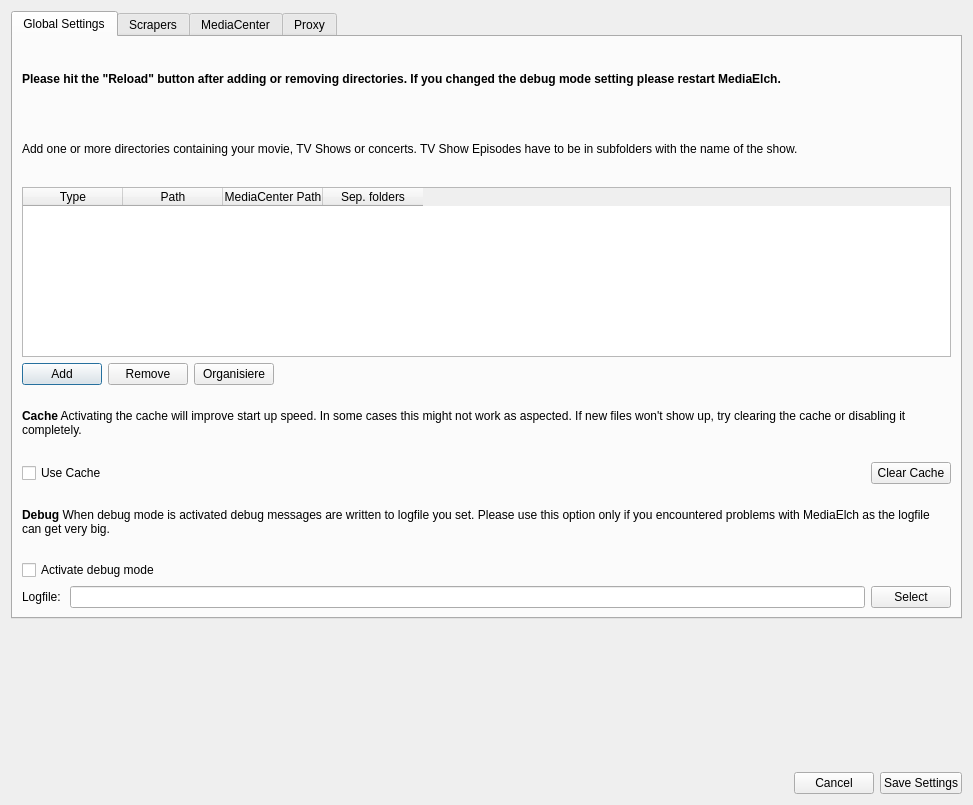
Above: settings/SettingsWidget.ui from Komet/MediaElch before the change. Below: the same form after it.
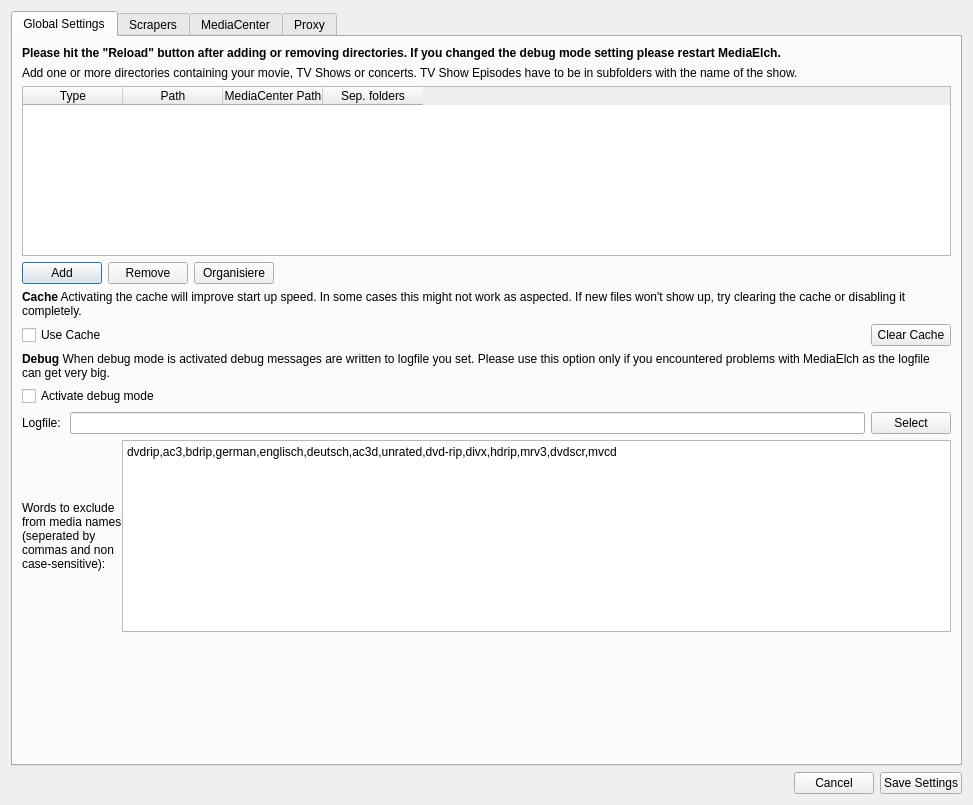
That is the form after the change. Icons and pictures are not drawn.

Commit message: NameFormatter and exclude words works

```diff
--- a/settings/SettingsWidget.ui
+++ b/settings/SettingsWidget.ui
@@ -22,7 +22,7 @@
   <property name="modal">
    <bool>true</bool>
   </property>
-  <layout class="QVBoxLayout" name="verticalLayout" stretch="0,1,0">
+  <layout class="QVBoxLayout" name="verticalLayout" stretch="0,0">
    <item>
     <widget class="QTabWidget" name="tabWidget">
      <property name="focusPolicy">
@@ -81,7 +81,7 @@
       <attribute name="title">
        <string>Global Settings</string>
       </attribute>
-      <layout class="QVBoxLayout" name="verticalLayout_2" stretch="0,0,0,0,0,0,0,0,0">
+      <layout class="QVBoxLayout" name="verticalLayout_2" stretch="0,0,0,0,0,0,0,0,0,0,0">
        <item>
         <widget class="QLabel" name="label_12">
          <property name="font">
@@ -279,6 +279,54 @@
          </item>
         </layout>
        </item>
+       <item>
+        <layout class="QHBoxLayout" name="horizontalLayout_10">
+         <property name="spacing">
+          <number>0</number>
+         </property>
+         <property name="margin">
+          <number>0</number>
+         </property>
+         <item>
+          <widget class="QLabel" name="label_excludeWords">
+           <property name="text">
+            <string>Words to exclude
+from media names
+(seperated by
+commas and non
+case-sensitive):</string>
+           </property>
+          </widget>
+         </item>
+         <item>
+          <widget class="QTextEdit" name="excludeWordsText">
+           <property name="toolTip">
+            <string>&lt;html&gt;&lt;head/&gt;&lt;body&gt;&lt;p&gt;Words to exclude from media names (seperated by commas and non case-sensitive)&lt;/p&gt;&lt;/body&gt;&lt;/html&gt;</string>
+           </property>
+           <property name="html">
+            <string>&lt;!DOCTYPE HTML PUBLIC &quot;-//W3C//DTD HTML 4.0//EN&quot; &quot;http://www.w3.org/TR/REC-html40/strict.dtd&quot;&gt;
+&lt;html&gt;&lt;head&gt;&lt;meta name=&quot;qrichtext&quot; content=&quot;1&quot; /&gt;&lt;style type=&quot;text/css&quot;&gt;
+p, li { white-space: pre-wrap; }
+&lt;/style&gt;&lt;/head&gt;&lt;body style=&quot; font-family:'Sans Serif'; font-size:9pt; font-weight:400; font-style:normal;&quot;&gt;
+&lt;p style=&quot; margin-top:0px; margin-bottom:0px; margin-left:0px; margin-right:0px; -qt-block-indent:0; text-indent:0px;&quot;&gt;dvdrip,ac3,bdrip,german,englisch,deutsch,ac3d,unrated,dvd-rip,divx,hdrip,mrv3,dvdscr,mvcd&lt;/p&gt;&lt;/body&gt;&lt;/html&gt;</string>
+           </property>
+          </widget>
+         </item>
+        </layout>
+       </item>
+       <item>
+        <spacer name="verticalSpacer">
+         <property name="orientation">
+          <enum>Qt::Vertical</enum>
+         </property>
+         <property name="sizeHint" stdset="0">
+          <size>
+           <width>20</width>
+           <height>40</height>
+          </size>
+         </property>
+        </spacer>
+       </item>
       </layout>
      </widget>
      <widget class="QWidget" name="scrapers">
@@ -971,19 +1019,6 @@
      </widget>
     </widget>
    </item>
-   <item>
-    <spacer name="verticalSpacer">
-     <property name="orientation">
-      <enum>Qt::Vertical</enum>
-     </property>
-     <property name="sizeHint" stdset="0">
-      <size>
-       <width>20</width>
-       <height>40</height>
-      </size>
-     </property>
-    </spacer>
-   </item>
    <item>
     <layout class="QHBoxLayout" name="horizontalLayout_7">
      <item>
```
The commit also changes 11 other files.
